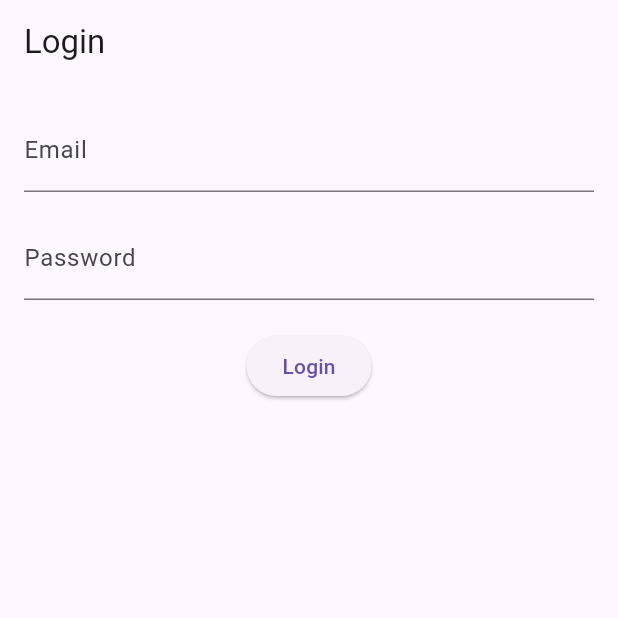
After one commit to thang22ite/login, a Flutter app: the screen it shows after launch, on a phone screen of 412 x 824 dp, the top half of it. The commit adds this screen. Run offline on Flutter 3.47's test engine with Material 3 defaults, Android fonts, the phone set to English and light mode, and no system bars; drawn by our look-alikes of flutter_form_builder; our stand-ins replace dio, flutter_bloc, form_builder_validators, get_it, go_router, shared_preferences.

Commit message:
update something

```diff
--- a/lib/core/di/domain_injection.dart
+++ b/lib/core/di/domain_injection.dart
@@ -1,7 +1,7 @@
 import 'package:get_it/get_it.dart';
 import 'package:vd_login/domain/repository/auth_repository.dart';
 import 'package:vd_login/domain/usecases/get_token_usecase.dart';
-import 'package:vd_login/domain/usecases/login_usecase.dart';
+import 'package:vd_login/domain/usecases/login/login_usecase.dart';
 import 'package:vd_login/domain/usecases/logout_usecase.dart';
 import 'package:vd_login/domain/usecases/save_token_usecase.dart';
 
--- a/lib/core/di/presentation_injection.dart
+++ b/lib/core/di/presentation_injection.dart
@@ -1,6 +1,6 @@
 import 'package:get_it/get_it.dart';
 import 'package:vd_login/common/blocs/auth/auth_cubit.dart';
-import 'package:vd_login/presentation/cubit/login/login_cubit.dart';
+import 'package:vd_login/presentation/preen/login/bloc/login_cubit.dart';
 
 Future<void> initPresentation(GetIt sl) async {
   /// AuthCubit (global)
--- a/lib/core/router/router.dart
+++ b/lib/core/router/router.dart
@@ -6,9 +6,9 @@
 import 'package:vd_login/core/di/injection.dart';
 import 'package:vd_login/core/router/app_routes.dart';
 import 'package:vd_login/core/router/router_refresh.dart';
-import 'package:vd_login/presentation/cubit/login/login_cubit.dart';
-import 'package:vd_login/presentation/pages/home_page.dart';
-import 'package:vd_login/presentation/pages/login_page.dart';
+import 'package:vd_login/presentation/preen/login/bloc/login_cubit.dart';
+import 'package:vd_login/presentation/preen/home/pages/home_page.dart';
+import 'package:vd_login/presentation/preen/login/pages/login_page.dart';
 
 class AppRouter {
   final AuthCubit authCubit;
--- /dev/null
+++ b/lib/domain/usecases/login/login_params.dart
@@ -0,0 +1,9 @@
+class LoginParams {
+  final String email;
+  final String password;
+
+  LoginParams({
+    required this.email,
+    required this.password
+  });
+}
--- a/lib/domain/usecases/login_usecase.dart
+++ b/lib/domain/usecases/login/login_usecase.dart
@@ -1,11 +1,12 @@
 import 'package:vd_login/domain/entities/auth_user.dart';
 import 'package:vd_login/domain/repository/auth_repository.dart';
+import 'package:vd_login/domain/usecases/login/login_params.dart';
 
 class LoginUsecase {
   final AuthRepository repo;
   LoginUsecase(this.repo);
 
-  Future<AuthUser> call(String email, String password){
-    return repo.login(email, password);
+  Future<AuthUser> call(LoginParams params){
+    return repo.login(params.email, params.password);
   }
 }
--- a/lib/presentation/cubit/login/login_cubit.dart
+++ b/lib/presentation/preen/login/bloc/login_cubit.dart
@@ -1,17 +1,18 @@
 import 'package:flutter_bloc/flutter_bloc.dart';
 import 'package:vd_login/core/di/injection.dart';
-import 'package:vd_login/domain/usecases/login_usecase.dart';
+import 'package:vd_login/domain/usecases/login/login_params.dart';
+import 'package:vd_login/domain/usecases/login/login_usecase.dart';
 import 'package:vd_login/domain/usecases/save_token_usecase.dart';
-import 'package:vd_login/presentation/cubit/login/login_state.dart';
+import 'package:vd_login/presentation/preen/login/bloc/login_state.dart';
 
 class LoginCubit extends Cubit<LoginState>{
 
   LoginCubit() : super (LoginInitial());
 
-  Future<void> login(String email, String password)async{
+  Future<void> login(LoginParams params)async{
     emit(LoginLoading());
     try{
-      final loginUsecase  = await sl<LoginUsecase>()(email, password);
+      final loginUsecase  = await sl<LoginUsecase>()(params);
       await sl<SaveTokenUsecase>()(loginUsecase.accessToken);
       emit(LoginSuccess());
     }catch (e) {
--- /dev/null
+++ b/lib/presentation/preen/login/pages/login_page.dart
@@ -0,0 +1,34 @@
+import 'package:flutter/material.dart';
+import 'package:flutter_bloc/flutter_bloc.dart';
+import 'package:vd_login/common/blocs/auth/auth_cubit.dart';
+import 'package:vd_login/presentation/preen/login/bloc/login_cubit.dart';
+import 'package:vd_login/presentation/preen/login/bloc/login_state.dart';
+import 'package:vd_login/presentation/preen/login/widgets/login_form.dart';
+
+class LoginPage extends StatelessWidget {
+  const LoginPage({super.key});
+
+  @override
+  Widget build(BuildContext context) {
+    return Scaffold(
+      appBar: AppBar(title: const Text("Login")),
+      body: Padding(
+        padding: const EdgeInsets.all(16),
+        child: BlocListener<LoginCubit, LoginState>(
+          listener: (context, state) {
+            if (state is LoginError) {
+              ScaffoldMessenger.of(context).showSnackBar(
+                SnackBar(content: Text(state.message)),
+              );
+            }
+
+            if (state is LoginSuccess) {
+              context.read<AuthCubit>().checkAuth();
+            }
+          },
+          child: LoginForm(),
+        ),
+      ),
+    );
+  }
+}
--- /dev/null
+++ b/lib/presentation/preen/login/widgets/email_field.dart
@@ -0,0 +1,19 @@
+import 'package:flutter/material.dart';
+import 'package:flutter_form_builder/flutter_form_builder.dart';
+import 'package:form_builder_validators/form_builder_validators.dart';
+
+class EmailField extends StatelessWidget {
+  const EmailField({super.key});
+
+  @override
+  Widget build(BuildContext context) {
+    return FormBuilderTextField(
+      name: 'email',
+      decoration: const InputDecoration(labelText: 'Email'),
+      validator: FormBuilderValidators.compose([
+        FormBuilderValidators.required(),
+        FormBuilderValidators.email(),
+      ]),
+    );
+  }
+}
--- /dev/null
+++ b/lib/presentation/preen/login/widgets/login_button.dart
@@ -0,0 +1,39 @@
+import 'package:flutter/material.dart';
+import 'package:flutter_bloc/flutter_bloc.dart';
+import 'package:vd_login/domain/usecases/login/login_params.dart';
+import 'package:vd_login/presentation/preen/login/bloc/login_cubit.dart';
+import 'package:vd_login/presentation/preen/login/bloc/login_state.dart';
+import 'package:flutter_form_builder/flutter_form_builder.dart';
+
+class LoginButton extends StatelessWidget {
+  final GlobalKey<FormBuilderState> formKey;
+
+  const LoginButton({super.key, required this.formKey});
+
+  @override
+  Widget build(BuildContext context) {
+    return BlocBuilder<LoginCubit, LoginState>(
+      builder: (context, state) {
+        if (state is LoginLoading) {
+          return const CircularProgressIndicator();
+        }
+
+        return ElevatedButton(
+          onPressed: () {
+            if (formKey.currentState!.saveAndValidate()) {
+              final data = formKey.currentState!.value;
+
+              context.read<LoginCubit>().login(
+                    LoginParams(
+                      email: data['email'],
+                      password: data['password'],
+                    ),
+                  );
+            }
+          },
+          child: const Text("Login"),
+        );
+      },
+    );
+  }
+}
--- /dev/null
+++ b/lib/presentation/preen/login/widgets/login_form.dart
@@ -0,0 +1,31 @@
+import 'package:flutter/material.dart';
+import 'package:flutter_form_builder/flutter_form_builder.dart';
+import 'email_field.dart';
+import 'password_field.dart';
+import 'login_button.dart';
+
+class LoginForm extends StatelessWidget {
+  LoginForm({super.key});
+
+  final _formKey = GlobalKey<FormBuilderState>();
+
+  @override
+  Widget build(BuildContext context) {
+    return Column(
+      children: [
+        FormBuilder(
+          key: _formKey,
+          child: const Column(
+            children: [
+              EmailField(),
+              SizedBox(height: 16),
+              PasswordField(),
+            ],
+          ),
+        ),
+        const SizedBox(height: 20),
+        LoginButton(formKey: _formKey),
+      ],
+    );
+  }
+}
--- /dev/null
+++ b/lib/presentation/preen/login/widgets/password_field.dart
@@ -0,0 +1,17 @@
+import 'package:flutter/material.dart';
+import 'package:flutter_form_builder/flutter_form_builder.dart';
+import 'package:form_builder_validators/form_builder_validators.dart';
+
+class PasswordField extends StatelessWidget {
+  const PasswordField({super.key});
+
+  @override
+  Widget build(BuildContext context) {
+    return FormBuilderTextField(
+      name: 'password',
+      decoration: const InputDecoration(labelText: 'Password'),
+      obscureText: true,
+      validator: FormBuilderValidators.required(),
+    );
+  }
+}
```
Also changed, not shown: lib/presentation/pages/app_view.dart (deleted, +0 -43 lines), lib/presentation/pages/login_page.dart (deleted, +0 -87 lines), lib/presentation/preen/home/pages/home_page.dart (renamed from lib/presentation/pages/home_page.dart), lib/presentation/preen/login/bloc/login_state.dart (renamed from lib/presentation/cubit/login/login_state.dart).
